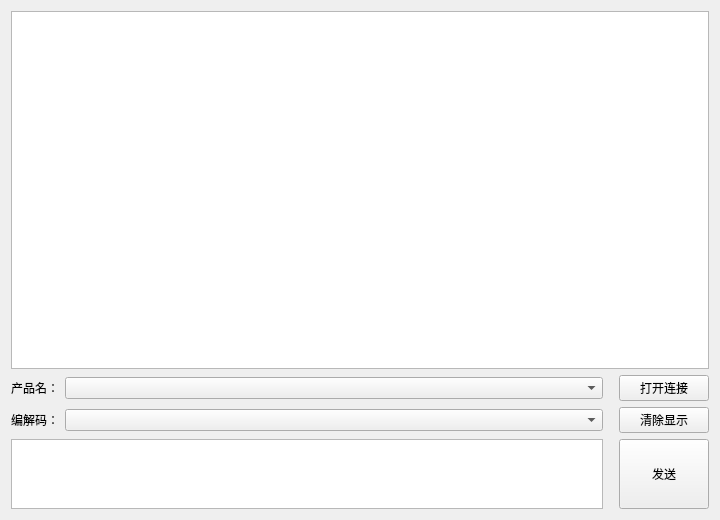
First picture: the form in USBHID.ui, repository Synwit-Co-Ltd/USBHID, before the edit.
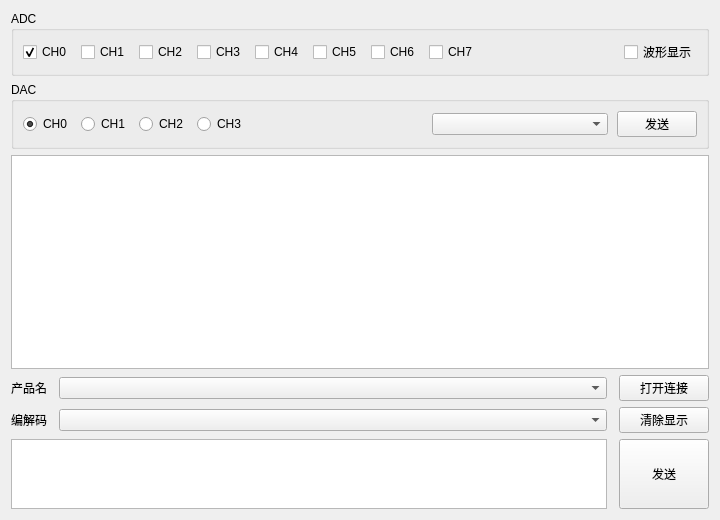
Second picture: the form after the edit. Icons and pictures are not drawn.

```diff
--- a/USBHID.ui
+++ b/USBHID.ui
@@ -11,12 +11,6 @@
     <height>520</height>
    </rect>
   </property>
-  <property name="sizePolicy">
-   <sizepolicy hsizetype="Preferred" vsizetype="Preferred">
-    <horstretch>0</horstretch>
-    <verstretch>0</verstretch>
-   </sizepolicy>
-  </property>
   <property name="windowTitle">
    <string>USBHID</string>
   </property>
@@ -25,6 +19,218 @@
     <normaloff>image/Twiiter.png</normaloff>image/Twiiter.png</iconset>
   </property>
   <layout class="QVBoxLayout" name="vLayout">
+   <item>
+    <widget class="QGroupBox" name="grpADC">
+     <property name="minimumSize">
+      <size>
+       <width>0</width>
+       <height>60</height>
+      </size>
+     </property>
+     <property name="title">
+      <string>ADC</string>
+     </property>
+     <layout class="QHBoxLayout" name="hLayoutADC">
+      <property name="spacing">
+       <number>9</number>
+      </property>
+      <item>
+       <widget class="QCheckBox" name="chkCH0">
+        <property name="text">
+         <string>CH0</string>
+        </property>
+        <property name="checked">
+         <bool>true</bool>
+        </property>
+        <attribute name="buttonGroup">
+         <string notr="true">bgrpADC</string>
+        </attribute>
+       </widget>
+      </item>
+      <item>
+       <widget class="QCheckBox" name="chkCH1">
+        <property name="text">
+         <string>CH1</string>
+        </property>
+        <attribute name="buttonGroup">
+         <string notr="true">bgrpADC</string>
+        </attribute>
+       </widget>
+      </item>
+      <item>
+       <widget class="QCheckBox" name="chkCH2">
+        <property name="text">
+         <string>CH2</string>
+        </property>
+        <attribute name="buttonGroup">
+         <string notr="true">bgrpADC</string>
+        </attribute>
+       </widget>
+      </item>
+      <item>
+       <widget class="QCheckBox" name="chkCH3">
+        <property name="text">
+         <string>CH3</string>
+        </property>
+        <attribute name="buttonGroup">
+         <string notr="true">bgrpADC</string>
+        </attribute>
+       </widget>
+      </item>
+      <item>
+       <widget class="QCheckBox" name="chkCH4">
+        <property name="text">
+         <string>CH4</string>
+        </property>
+        <attribute name="buttonGroup">
+         <string notr="true">bgrpADC</string>
+        </attribute>
+       </widget>
+      </item>
+      <item>
+       <widget class="QCheckBox" name="chkCH5">
+        <property name="text">
+         <string>CH5</string>
+        </property>
+        <attribute name="buttonGroup">
+         <string notr="true">bgrpADC</string>
+        </attribute>
+       </widget>
+      </item>
+      <item>
+       <widget class="QCheckBox" name="chkCH6">
+        <property name="text">
+         <string>CH6</string>
+        </property>
+        <attribute name="buttonGroup">
+         <string notr="true">bgrpADC</string>
+        </attribute>
+       </widget>
+      </item>
+      <item>
+       <widget class="QCheckBox" name="chkCH7">
+        <property name="text">
+         <string>CH7</string>
+        </property>
+        <attribute name="buttonGroup">
+         <string notr="true">bgrpADC</string>
+        </attribute>
+       </widget>
+      </item>
+      <item>
+       <spacer name="hSpacerADC">
+        <property name="orientation">
+         <enum>Qt::Horizontal</enum>
+        </property>
+        <property name="sizeHint" stdset="0">
+         <size>
+          <width>40</width>
+          <height>20</height>
+         </size>
+        </property>
+       </spacer>
+      </item>
+      <item>
+       <widget class="QCheckBox" name="chkWave">
+        <property name="text">
+         <string>波形显示</string>
+        </property>
+       </widget>
+      </item>
+     </layout>
+    </widget>
+   </item>
+   <item>
+    <widget class="QGroupBox" name="grpDAC">
+     <property name="minimumSize">
+      <size>
+       <width>0</width>
+       <height>60</height>
+      </size>
+     </property>
+     <property name="title">
+      <string>DAC</string>
+     </property>
+     <layout class="QHBoxLayout" name="hLayoutDAC">
+      <property name="spacing">
+       <number>9</number>
+      </property>
+      <item>
+       <widget class="QRadioButton" name="rdoCH0">
+        <property name="text">
+         <string>CH0</string>
+        </property>
+        <property name="checked">
+         <bool>true</bool>
+        </property>
+        <attribute name="buttonGroup">
+         <string notr="true">bgrpDAC</string>
+        </attribute>
+       </widget>
+      </item>
+      <item>
+       <widget class="QRadioButton" name="rdoCH1">
+        <property name="text">
+         <string>CH1</string>
+        </property>
+        <attribute name="buttonGroup">
+         <string notr="true">bgrpDAC</string>
+        </attribute>
+       </widget>
+      </item>
+      <item>
+       <widget class="QRadioButton" name="rdoCH2">
+        <property name="text">
+         <string>CH2</string>
+        </property>
+        <attribute name="buttonGroup">
+         <string notr="true">bgrpDAC</string>
+        </attribute>
+       </widget>
+      </item>
+      <item>
+       <widget class="QRadioButton" name="rdoCH3">
+        <property name="text">
+         <string>CH3</string>
+        </property>
+        <attribute name="buttonGroup">
+         <string notr="true">bgrpDAC</string>
+        </attribute>
+       </widget>
+      </item>
+      <item>
+       <spacer name="hSpacerDAC">
+        <property name="orientation">
+         <enum>Qt::Horizontal</enum>
+        </property>
+        <property name="sizeHint" stdset="0">
+         <size>
+          <width>40</width>
+          <height>20</height>
+         </size>
+        </property>
+       </spacer>
+      </item>
+      <item>
+       <widget class="QComboBox" name="cmbWave">
+        <property name="sizePolicy">
+         <sizepolicy hsizetype="Expanding" vsizetype="Fixed">
+          <horstretch>0</horstretch>
+          <verstretch>0</verstretch>
+         </sizepolicy>
+        </property>
+       </widget>
+      </item>
+      <item>
+       <widget class="QPushButton" name="wavSend">
+        <property name="text">
+         <string>发送</string>
+        </property>
+       </widget>
+      </item>
+     </layout>
+    </widget>
+   </item>
    <item>
     <widget class="QTextEdit" name="txtMain">
      <property name="frameShadow">
@@ -38,18 +244,12 @@
    <item>
     <layout class="QHBoxLayout" name="hLayout1">
      <property name="spacing">
-      <number>6</number>
+      <number>12</number>
      </property>
      <item>
       <widget class="QLabel" name="lblPort">
-       <property name="sizePolicy">
-        <sizepolicy hsizetype="Fixed" vsizetype="Preferred">
-         <horstretch>0</horstretch>
-         <verstretch>0</verstretch>
-        </sizepolicy>
-       </property>
        <property name="text">
-        <string>产品名：</string>
+        <string>产品名</string>
        </property>
       </widget>
      </item>
@@ -61,30 +261,8 @@
          <verstretch>0</verstretch>
         </sizepolicy>
        </property>
-       <property name="minimumSize">
-        <size>
-         <width>226</width>
-         <height>0</height>
-        </size>
-       </property>
       </widget>
      </item>
-     <item>
-      <spacer name="hSpacer1">
-       <property name="orientation">
-        <enum>Qt::Horizontal</enum>
-       </property>
-       <property name="sizeType">
-        <enum>QSizePolicy::Fixed</enum>
-       </property>
-       <property name="sizeHint" stdset="0">
-        <size>
-         <width>10</width>
-         <height>20</height>
-        </size>
-       </property>
-      </spacer>
-     </item>
      <item>
       <widget class="QPushButton" name="btnOpen">
        <property name="sizePolicy">
@@ -112,18 +290,12 @@
    <item>
     <layout class="QHBoxLayout" name="hLayout2">
      <property name="spacing">
-      <number>6</number>
+      <number>12</number>
      </property>
      <item>
       <widget class="QLabel" name="lblCode">
-       <property name="sizePolicy">
-        <sizepolicy hsizetype="Fixed" vsizetype="Preferred">
-         <horstretch>0</horstretch>
-         <verstretch>0</verstretch>
-        </sizepolicy>
-       </property>
        <property name="text">
-        <string>编解码：</string>
+        <string>编解码</string>
        </property>
       </widget>
      </item>
@@ -135,24 +307,21 @@
          <verstretch>0</verstretch>
         </sizepolicy>
        </property>
+       <property name="currentIndex">
+        <number>-1</number>
+       </property>
+       <item>
+        <property name="text">
+         <string>ADC</string>
+        </property>
+       </item>
+       <item>
+        <property name="text">
+         <string>DAC</string>
+        </property>
+       </item>
       </widget>
      </item>
-     <item>
-      <spacer name="hSpacer2">
-       <property name="orientation">
-        <enum>Qt::Horizontal</enum>
-       </property>
-       <property name="sizeType">
-        <enum>QSizePolicy::Fixed</enum>
-       </property>
-       <property name="sizeHint" stdset="0">
-        <size>
-         <width>10</width>
-         <height>20</height>
-        </size>
-       </property>
-      </spacer>
-     </item>
      <item>
       <widget class="QPushButton" name="btnClear">
        <property name="sizePolicy">
@@ -175,68 +344,45 @@
     </layout>
    </item>
    <item>
-    <layout class="QHBoxLayout" name="hLayout3">
-     <property name="spacing">
-      <number>6</number>
-     </property>
-     <item>
-      <widget class="QTextEdit" name="txtSend">
-       <property name="sizePolicy">
-        <sizepolicy hsizetype="Expanding" vsizetype="Fixed">
-         <horstretch>0</horstretch>
-         <verstretch>0</verstretch>
-        </sizepolicy>
-       </property>
-       <property name="minimumSize">
-        <size>
-         <width>400</width>
-         <height>0</height>
-        </size>
-       </property>
-       <property name="maximumSize">
-        <size>
-         <width>16777215</width>
-         <height>70</height>
-        </size>
-       </property>
-      </widget>
-     </item>
-     <item>
-      <spacer name="hSpacer3">
-       <property name="orientation">
-        <enum>Qt::Horizontal</enum>
-       </property>
-       <property name="sizeType">
-        <enum>QSizePolicy::Fixed</enum>
-       </property>
-       <property name="sizeHint" stdset="0">
-        <size>
-         <width>10</width>
-         <height>20</height>
-        </size>
-       </property>
-      </spacer>
-     </item>
-     <item>
-      <widget class="QPushButton" name="btnSend">
-       <property name="sizePolicy">
-        <sizepolicy hsizetype="Fixed" vsizetype="Fixed">
-         <horstretch>0</horstretch>
-         <verstretch>0</verstretch>
-        </sizepolicy>
-       </property>
-       <property name="minimumSize">
-        <size>
-         <width>90</width>
-         <height>70</height>
-        </size>
-       </property>
-       <property name="text">
-        <string>发送</string>
-       </property>
-      </widget>
-     </item>
-    </layout>
+    <widget class="QWidget" name="grpSend" native="true">
+     <layout class="QHBoxLayout" name="hLayoutSend">
+      <property name="spacing">
+       <number>12</number>
+      </property>
+      <property name="margin" stdset="0">
+       <number>0</number>
+      </property>
+      <item>
+       <widget class="QTextEdit" name="txtSend">
+        <property name="sizePolicy">
+         <sizepolicy hsizetype="Expanding" vsizetype="Fixed">
+          <horstretch>0</horstretch>
+          <verstretch>0</verstretch>
+         </sizepolicy>
+        </property>
+        <property name="maximumSize">
+         <size>
+          <width>16777215</width>
+          <height>70</height>
+         </size>
+        </property>
+       </widget>
+      </item>
+      <item>
+       <widget class="QPushButton" name="btnSend">
+        <property name="minimumSize">
+         <size>
+          <width>90</width>
+          <height>70</height>
+         </size>
+        </property>
+        <property name="text">
+         <string>发送</string>
+        </property>
+       </widget>
+      </item>
+     </layout>
+    </widget>
    </item>
   </layout>
  </widget>
```
Left out of the diff: 31 changed lines with no effect on the pictures.
